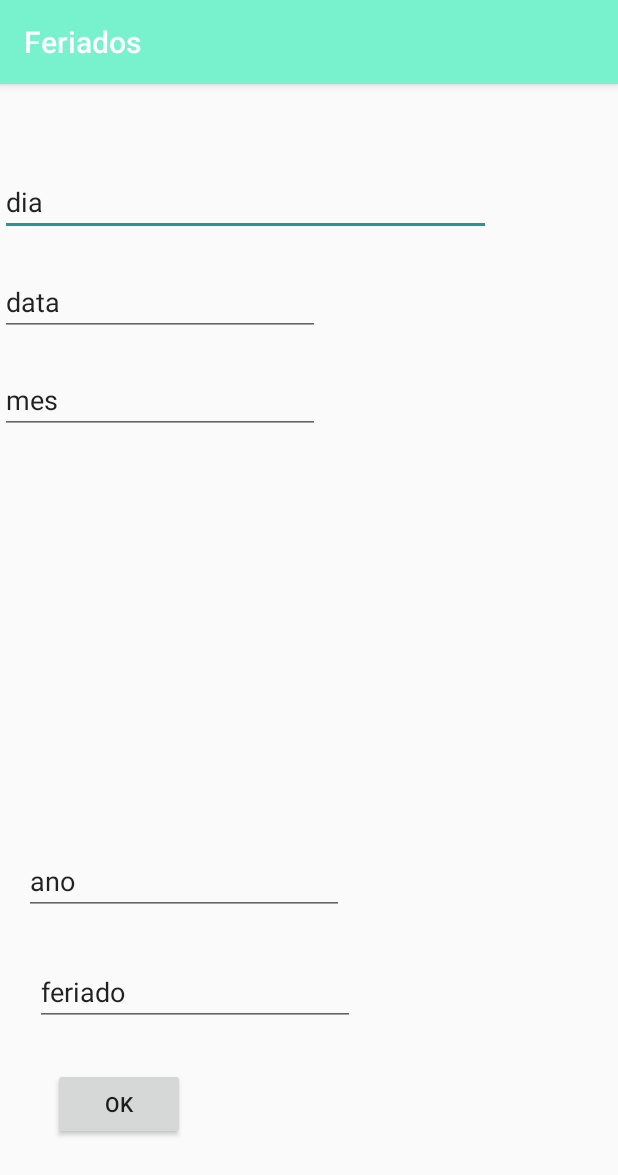
After one commit to rjrenan77/feriados, an Android app: the AdicionaFeriadoActivity screen opened directly, with no data from a screen before it, on a phone screen of 412 x 824 dp. The commit adds this screen. Shown: the top 1175 px of the screen. Run offline under Robolectric (Android 15) with nearby library versions, the phone set to English and light mode, and no system bars.

Commit message:
banco de dados e activity lista

```diff
--- /dev/null
+++ b/app/src/main/java/devrbs/com/br/feriados/AdicionaFeriadoActivity.java
@@ -0,0 +1,50 @@
+package devrbs.com.br.feriados;
+
+import android.support.v7.app.AppCompatActivity;
+import android.os.Bundle;
+import android.view.View;
+import android.widget.Button;
+import android.widget.EditText;
+import android.widget.Toast;
+
+import devrbs.com.br.feriados.dao.BDSQLiteHelper;
+
+public class AdicionaFeriadoActivity extends AppCompatActivity {
+
+    private BDSQLiteHelper bd;
+
+    @Override
+    protected void onCreate(Bundle savedInstanceState) {
+        super.onCreate(savedInstanceState);
+        setContentView(R.layout.activity_adiciona_feriado);
+
+        //referencia do banco passando esse contexto
+        bd = new BDSQLiteHelper(this);
+
+        //trazendo referencias da activity
+        final EditText diaEdtText  = (EditText) findViewById(R.id.edt_dia);
+        final EditText dataEdtText  = (EditText) findViewById(R.id.edt_data);
+        final EditText mesEdtText  = (EditText) findViewById(R.id.edt_mes);
+        final EditText anoEdtText  = (EditText) findViewById(R.id.edt_ano);
+        final EditText feriadoEdtText  = (EditText) findViewById(R.id.edt_feriado);
+
+        Button ok = (Button) findViewById(R.id.btn_ok_feriado);
+        ok.setOnClickListener(new View.OnClickListener() {
+            @Override
+            public void onClick(View v) {
+                Feriado feriado = new Feriado();
+                feriado.setDia(diaEdtText.getText().toString());
+                feriado.setData(Integer.parseInt(dataEdtText.getText().toString()));
+                feriado.setMes(mesEdtText.getText().toString());
+                feriado.setAno(Integer.parseInt(anoEdtText.getText().toString()));
+                feriado.setFeriado(feriadoEdtText.getText().toString());
+
+                bd.adicionaFeriadoRJ(feriado);
+                Toast.makeText(getApplicationContext(), "Feriado adicionado com sucesso!", Toast.LENGTH_SHORT).show();
+
+            }
+        });
+
+
+    }
+}
--- /dev/null
+++ b/app/src/main/res/layout/activity_adiciona_feriado.xml
@@ -0,0 +1,84 @@
+<?xml version="1.0" encoding="utf-8"?>
+<RelativeLayout xmlns:android="http://schemas.android.com/apk/res/android"
+    xmlns:app="http://schemas.android.com/apk/res-auto"
+    xmlns:tools="http://schemas.android.com/tools"
+    android:layout_width="match_parent"
+    android:layout_height="match_parent"
+    tools:context=".AdicionaFeriadoActivity">
+
+    <EditText
+        android:id="@+id/edt_dia"
+        android:layout_width="327dp"
+        android:layout_height="41dp"
+        android:layout_alignParentTop="true"
+        android:layout_marginTop="60dp"
+        android:ems="10"
+        android:inputType="textPersonName"
+        android:text="dia"
+        app:layout_constraintEnd_toEndOf="parent"
+        tools:layout_editor_absoluteY="21dp" />
+
+    <EditText
+        android:id="@+id/edt_data"
+        android:layout_width="wrap_content"
+        android:layout_height="44dp"
+        android:layout_alignParentTop="true"
+        android:layout_marginTop="124dp"
+        android:ems="10"
+        android:inputType="textPersonName"
+        android:text="data"
+        tools:layout_editor_absoluteX="16dp"
+        tools:layout_editor_absoluteY="88dp" />
+
+    <EditText
+        android:id="@+id/edt_mes"
+        android:layout_width="wrap_content"
+        android:layout_height="wrap_content"
+        android:layout_alignParentTop="true"
+        android:layout_marginTop="188dp"
+        android:ems="10"
+        android:inputType="textPersonName"
+        android:text="mes"
+        tools:layout_editor_absoluteX="16dp"
+        tools:layout_editor_absoluteY="152dp" />
+
+    <EditText
+        android:id="@+id/edt_ano"
+        android:layout_width="wrap_content"
+        android:layout_height="wrap_content"
+        android:layout_alignParentBottom="true"
+        android:layout_alignParentStart="true"
+        android:layout_marginBottom="214dp"
+        android:layout_marginStart="16dp"
+        android:ems="10"
+        android:inputType="textPersonName"
+        android:text="ano"
+        tools:layout_editor_absoluteX="16dp"
+        tools:layout_editor_absoluteY="217dp" />
+
+    <EditText
+        android:id="@+id/edt_feriado"
+        android:layout_width="wrap_content"
+        android:layout_height="wrap_content"
+        android:layout_alignParentBottom="true"
+        android:layout_alignParentStart="true"
+        android:layout_marginBottom="140dp"
+        android:layout_marginStart="23dp"
+        android:ems="10"
+        android:inputType="textPersonName"
+        android:text="feriado"
+        tools:layout_editor_absoluteX="16dp"
+        tools:layout_editor_absoluteY="282dp" />
+
+    <Button
+        android:id="@+id/btn_ok_feriado"
+        android:layout_width="wrap_content"
+        android:layout_height="wrap_content"
+        android:layout_alignParentBottom="true"
+        android:layout_alignParentStart="true"
+        android:layout_marginBottom="64dp"
+        android:layout_marginStart="35dp"
+        android:text="@android:string/ok"
+        tools:layout_editor_absoluteX="16dp"
+        tools:layout_editor_absoluteY="366dp" />
+</RelativeLayout>
--- a/app/src/main/res/layout/duaslinhas.xml
+++ b/app/src/main/res/layout/duaslinhas.xml
@@ -5,7 +5,7 @@
     android:orientation="vertical">
 
     <TextView
-        android:id="@+id/linha_1_lista_feriados"
+        android:id="@+id/txt_view_data"
         android:layout_width="match_parent"
         android:layout_height="wrap_content"
         android:text="TextView"
@@ -14,7 +14,7 @@
         android:textStyle="italic"/>
 
     <TextView
-        android:id="@+id/linha_2_lista_feriados"
+        android:id="@+id/txt_view_feriado"
         android:layout_width="match_parent"
         android:layout_height="wrap_content"
         android:text="TextView"
```
Also changed, not shown: app/src/main/AndroidManifest.xml (+16 -1 lines), app/src/main/java/devrbs/com/br/feriados/Feriado.java (added, +69 -0 lines), app/src/main/java/devrbs/com/br/feriados/ListaFeriadosActivity.java (+19 -54 lines), app/src/main/java/devrbs/com/br/feriados/adapter/FeriadoAdapter.java (added, +48 -0 lines), app/src/main/java/devrbs/com/br/feriados/dao/BDSQLiteHelper.java (added, +183 -0 lines).
